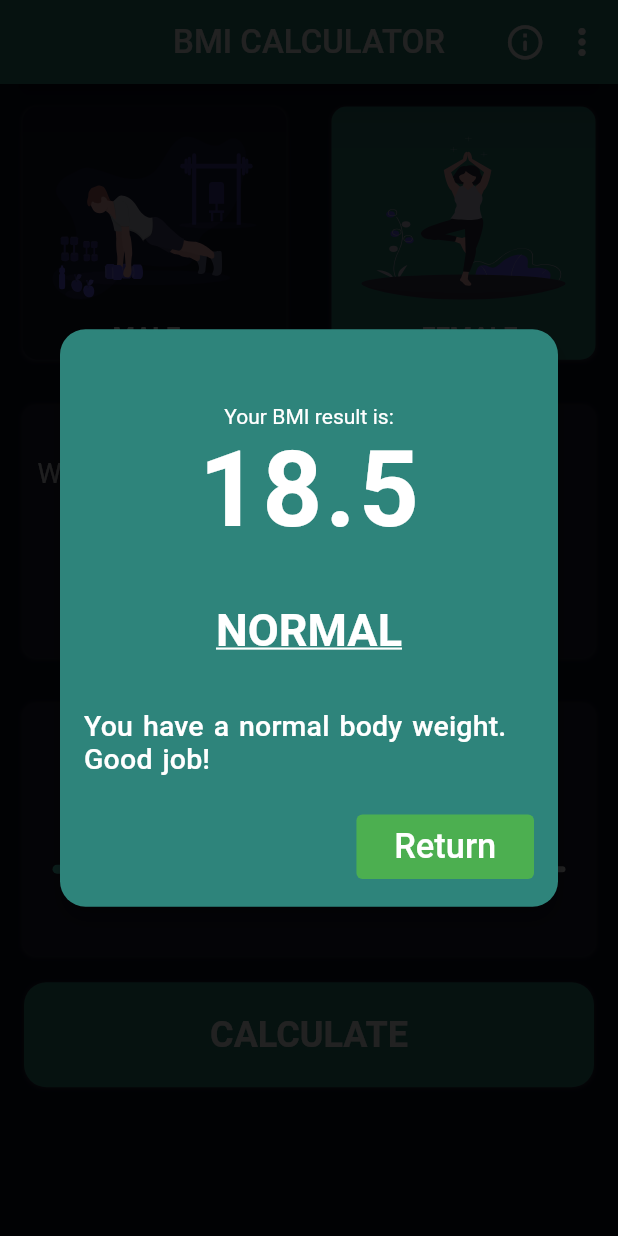
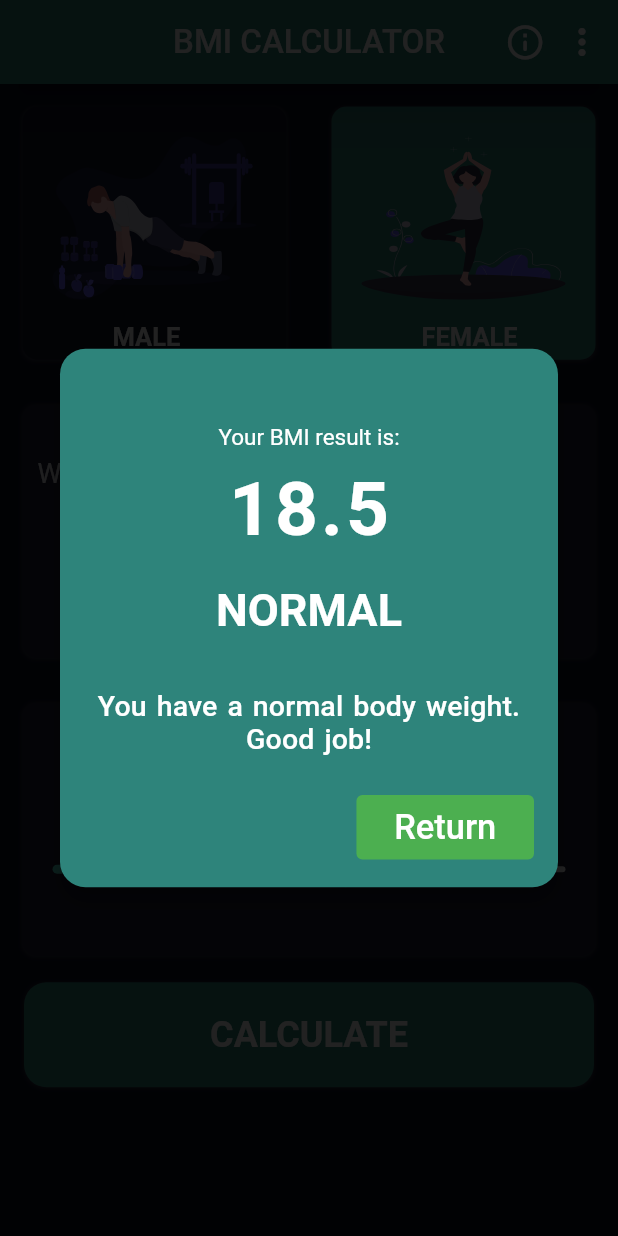
Before and after one commit to samievghayrat/https---github.com-samievghayrat-BMI-CALCULATOR, a Flutter app: the InputPage screen opened directly, after a tap on "CALCULATE", on a phone screen of 412 x 824 dp. Run offline on Flutter 3.47's test engine with Material 2 defaults, Android fonts, the phone set to English and light mode, and no system bars; drawn by our look-alikes of google_mobile_ads; our stand-ins replace flutter_svg, font_awesome_flutter; network calls fail.

Commit message:
first commit

```diff
--- a/lib/main.dart
+++ b/lib/main.dart
@@ -1,6 +1,6 @@
 // ignore_for_file: use_key_in_widget_constructors
 
-import 'package:bmi_calculator/input_page.dart';
+import 'package:bmi_calculator/splash_screen.dart';
 import 'package:flutter/material.dart';
 import 'package:flutter/services.dart';
 
@@ -20,7 +20,7 @@ class MyApp extends StatelessWidget {
         primaryColor: const Color(0xFF0A0E21),
         scaffoldBackgroundColor: const Color(0xFF0A0E21),
       ),
-      home: InputPage(),
+      home: SplashScreen(),
     );
   }
 }
--- a/lib/result_page.dart
+++ b/lib/result_page.dart
@@ -137,7 +137,7 @@ class _CustomDialogState extends State<CustomDialog> {
       adLoadCallback: InterstitialAdLoadCallback(
         // if ad fails to load
         onAdFailedToLoad: (LoadAdError error) {
-     //     print('Ad exited with error: $error');
+          //     print('Ad exited with error: $error');
         },
 
         // else
@@ -164,7 +164,7 @@ class _CustomDialogState extends State<CustomDialog> {
       // if ad fails to show content
       onAdFailedToShowFullScreenContent: (InterstitialAd ad, AdError error) {
         Navigator.pop(context);
-     //   print('$ad onAdFailedToShowFullScreenContent: $error'); // print error
+        //   print('$ad onAdFailedToShowFullScreenContent: $error'); // print error
         ad.dispose(); // dispose ad
       },
     );
@@ -205,25 +205,27 @@ class _CustomDialogState extends State<CustomDialog> {
         children: <Widget>[
           const Text(
             "Your BMI result is:",
-            style: TextStyle(wordSpacing: 0.1, letterSpacing: 0.01),
+            style:
+                TextStyle(wordSpacing: 0.1, letterSpacing: 0.0, fontSize: 15),
           ),
+          SizedBox(height: 10),
           Text(
             widget.bmiResult,
             style: const TextStyle(
                 letterSpacing: 2,
-                fontSize: 70,
+                fontSize: 50,
                 fontWeight: FontWeight.bold,
                 color: Colors.white),
           ),
           const SizedBox(
-            height: 35,
+            height: 20,
           ),
           Text(
             //"${widget.bmiResult} is ${widget.resultText.toUpperCase()}",
             "${widget.resultText.toUpperCase()}",
             textAlign: TextAlign.center,
             style: const TextStyle(
-                decoration: TextDecoration.underline,
+                // decoration: TextDecoration.underline,
                 fontSize: 30.0,
                 fontWeight: FontWeight.w700,
                 color: Colors.white),
@@ -242,7 +244,7 @@ class _CustomDialogState extends State<CustomDialog> {
                   letterSpacing: 0.1,
                   fontWeight: FontWeight.w500,
                   color: Colors.white),
-              textAlign: TextAlign.start,
+              textAlign: TextAlign.center,
             ),
           ),
           const SizedBox(height: 24.0),
--- a/pubspec.yaml
+++ b/pubspec.yaml
@@ -72,6 +72,7 @@ flutter:
     - assets/gym_boy.svg
     - assets/gym_girl2.svg
     - assets/gym_girl3.svg
+    - assets/bmi_5.png
   # To add assets to your application, add an assets section, like this:
   # assets:
   #   - images/a_dot_burr.jpeg
@@ -99,6 +100,6 @@ flutter:
   #       - asset: fonts/TrajanPro.ttf
   #       - asset: fonts/TrajanPro_Bold.ttf
   #         weight: 700
-  #
+
   # For details regarding fonts from package dependencies,
   # see https://flutter.dev/custom-fonts/#from-packages
```
Also changed, not shown: lib/splash_screen.dart (added, +41 -0 lines), assets/bmi_5.png (added), 5 other files.
